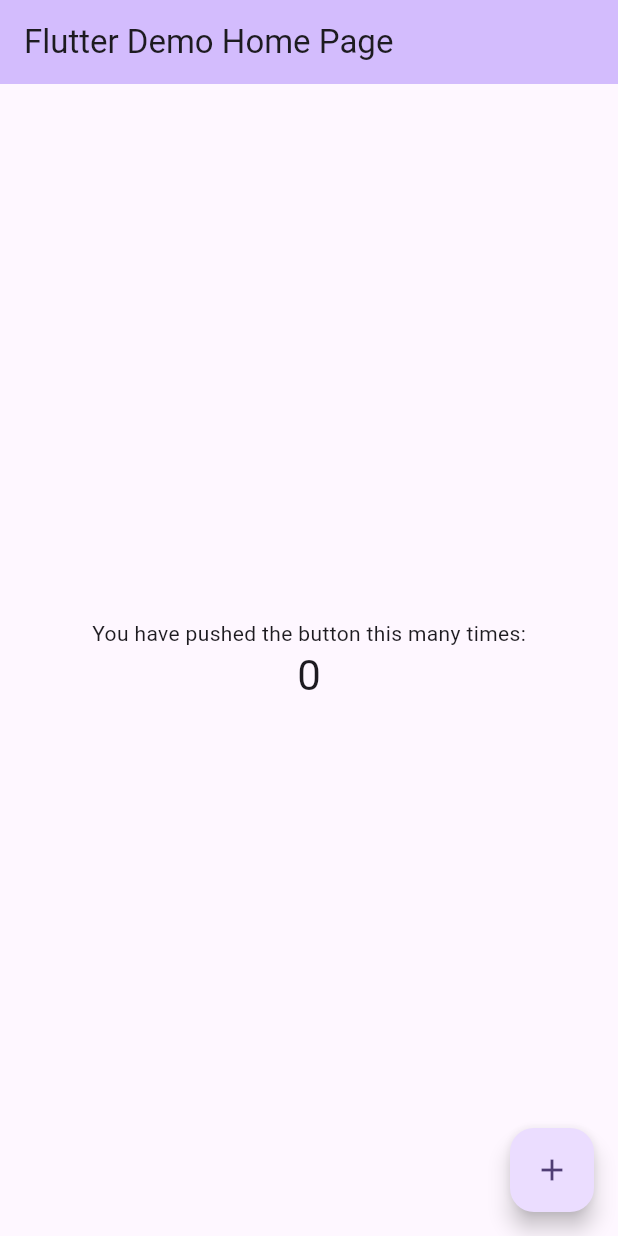
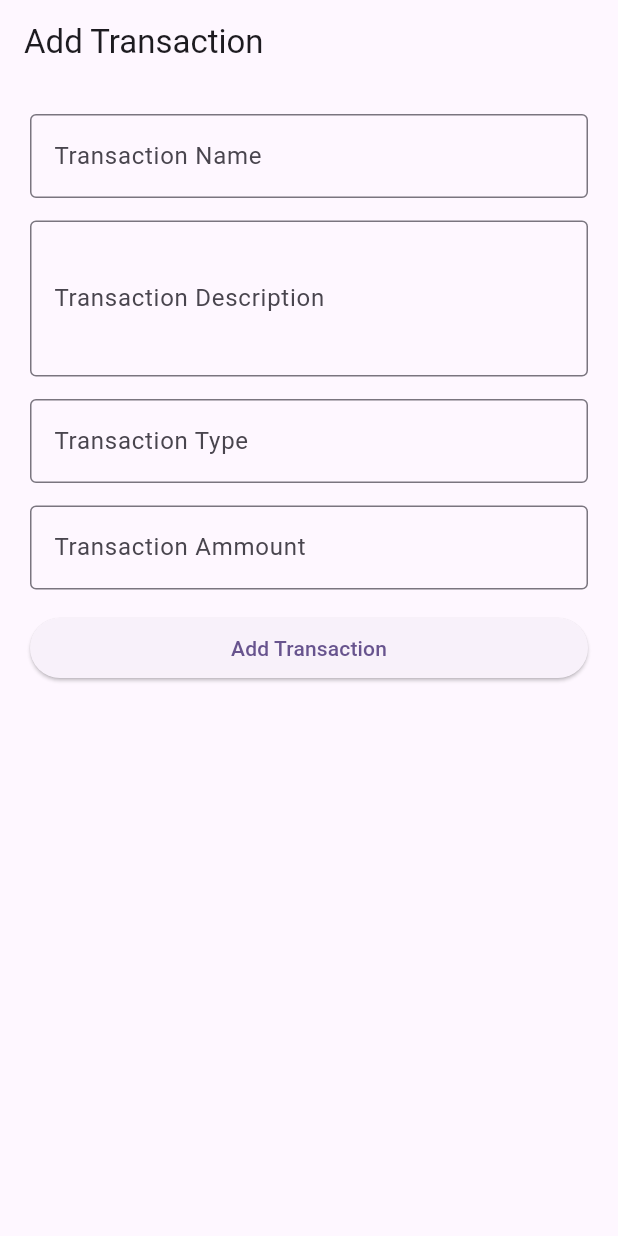
Before and after one commit to Mohammad-Nahid-Islam-Joy/simple_expance_tracker_flutter_assignment_02, a Flutter app: the screen it shows after launch, on a phone screen of 412 x 824 dp. Run offline on Flutter 3.47's test engine with Material 3 defaults, Android fonts, the phone set to English and light mode, and no system bars; our stand-ins replace material_ui.

Commit message:
Added Transaction Entry Form and Model

```diff
--- a/lib/main.dart
+++ b/lib/main.dart
@@ -1,3 +1,4 @@
+import 'package:expance_tracker/pages/add_transaction_page.dart';
 import 'package:material_ui/material_ui.dart';
 
 void main() {
@@ -7,116 +8,12 @@ void main() {
 class MyApp extends StatelessWidget {
   const MyApp({super.key});
 
-  // This widget is the root of your application.
   @override
   Widget build(BuildContext context) {
     return MaterialApp(
       title: 'Flutter Demo',
-      theme: ThemeData(
-        // This is the theme of your application.
-        //
-        // TRY THIS: Try running your application with "flutter run". You'll see
-        // the application has a purple toolbar. Then, without quitting the app,
-        // try changing the seedColor in the colorScheme below to Colors.green
-        // and then invoke "hot reload" (save your changes or press the "hot
-        // reload" button in a Flutter-supported IDE, or press "r" if you used
-        // the command line to start the app).
-        //
-        // Notice that the counter didn't reset back to zero; the application
-        // state is not lost during the reload. To reset the state, use hot
-        // restart instead.
-        //
-        // This works for code too, not just values: Most code changes can be
-        // tested with just a hot reload.
-        colorScheme: .fromSeed(seedColor: Colors.deepPurple),
-      ),
-      home: const MyHomePage(title: 'Flutter Demo Home Page'),
+      theme: ThemeData(colorScheme: .fromSeed(seedColor: Colors.deepPurple)),
+      home: const AddTransactionPage(),
     );
   }
 }
-
-class MyHomePage extends StatefulWidget {
-  const MyHomePage({super.key, required this.title});
-
-  // This widget is the home page of your application. It is stateful, meaning
-  // that it has a State object (defined below) that contains fields that affect
-  // how it looks.
-
-  // This class is the configuration for the state. It holds the values (in this
-  // case the title) provided by the parent (in this case the App widget) and
-  // used by the build method of the State. Fields in a Widget subclass are
-  // always marked "final".
-
-  final String title;
-
-  @override
-  State<MyHomePage> createState() => _MyHomePageState();
-}
-
-class _MyHomePageState extends State<MyHomePage> {
-  int _counter = 0;
-
-  void _incrementCounter() {
-    setState(() {
-      // This call to setState tells the Flutter framework that something has
-      // changed in this State, which causes it to rerun the build method below
-      // so that the display can reflect the updated values. If we changed
-      // _counter without calling setState(), then the build method would not be
-      // called again, and so nothing would appear to happen.
-      _counter++;
-    });
-  }
-
-  @override
-  Widget build(BuildContext context) {
-    // This method is rerun every time setState is called, for instance as done
-    // by the _incrementCounter method above.
-    //
-    // The Flutter framework has been optimized to make rerunning build methods
-    // fast, so that you can just rebuild anything that needs updating rather
-    // than having to individually change instances of widgets.
-    return Scaffold(
-      appBar: AppBar(
-        // TRY THIS: Try changing the color here to a specific color (to
-        // Colors.amber, perhaps?) and trigger a hot reload to see the AppBar
-        // change color while the other colors stay the same.
-        backgroundColor: Theme.of(context).colorScheme.inversePrimary,
-        // Here we take the value from the MyHomePage object that was created by
-        // the App.build method, and use it to set our appbar title.
-        title: Text(widget.title),
-      ),
-      body: Center(
-        // Center is a layout widget. It takes a single child and positions it
-        // in the middle of the parent.
-        child: Column(
-          // Column is also a layout widget. It takes a list of children and
-          // arranges them vertically. By default, it sizes itself to fit its
-          // children horizontally, and tries to be as tall as its parent.
-          //
-          // Column has various properties to control how it sizes itself and
-          // how it positions its children. Here we use mainAxisAlignment to
-          // center the children vertically; the main axis here is the vertical
-          // axis because Columns are vertical (the cross axis would be
-          // horizontal).
-          //
-          // TRY THIS: Invoke "debug painting" (choose the "Toggle Debug Paint"
-          // action in the IDE, or press "p" in the console), to see the
-          // wireframe for each widget.
-          mainAxisAlignment: .center,
-          children: [
-            const Text('You have pushed the button this many times:'),
-            Text(
-              '$_counter',
-              style: Theme.of(context).textTheme.headlineMedium,
-            ),
-          ],
-        ),
-      ),
-      floatingActionButton: FloatingActionButton(
-        onPressed: _incrementCounter,
-        tooltip: 'Increment',
-        child: const Icon(Icons.add),
-      ),
-    );
-  }
-}
--- /dev/null
+++ b/lib/models/transaction_entry.dart
@@ -0,0 +1,15 @@
+class TransactionEntry {
+  final String name;
+  final String description;
+  final String type;
+  final double amount;
+  final DateTime time;
+
+  TransactionEntry({
+    required this.name,
+    required this.description,
+    required this.type,
+    required this.amount,
+    required this.time,
+  });
+}
--- /dev/null
+++ b/lib/pages/add_transaction_page.dart
@@ -0,0 +1,95 @@
+import 'package:expance_tracker/models/transaction_entry.dart';
+import 'package:expance_tracker/widget/app_textfield.dart';
+import 'package:material_ui/material_ui.dart';
+
+class AddTransactionPage extends StatefulWidget {
+  const AddTransactionPage({super.key});
+
+  @override
+  State<AddTransactionPage> createState() => _AddTransactionPageState();
+}
+
+class _AddTransactionPageState extends State<AddTransactionPage> {
+  final _formKey = GlobalKey<FormState>();
+  final _nameTEController = TextEditingController();
+  final _descriptionTEController = TextEditingController();
+  final _typeTEController = TextEditingController();
+  final _amountTEController = TextEditingController();
+
+  void _addTransaction() {
+    if (!_formKey.currentState!.validate()) {
+      return;
+    }
+
+    final amount = double.tryParse(_amountTEController.text.trim());
+
+    if (amount == null || amount <= 0) {
+      ScaffoldMessenger.of(context)
+          .showSnackBar(const SnackBar(content: Text("Enter a Valid Amount")));
+    }
+
+    final transaction = TransactionEntry(
+      name: _nameTEController.text.trim(),
+      description: _descriptionTEController.text.trim(),
+      type: _typeTEController.text.trim(),
+      amount: amount!,
+      time: DateTime.now(),
+    );
+
+    Navigator.pop(context, transaction);
+  }
+
+  @override
+  Widget build(BuildContext context) {
+    return Scaffold(
+      appBar: AppBar(title: const Text("Add Transaction")),
+      body: SingleChildScrollView(
+        padding: const EdgeInsets.all(20),
+        child: Form(
+          key: _formKey,
+          child: Column(
+            children: [
+              AppTextfield(
+                controller: _nameTEController,
+                label: "Transaction Name",
+              ),
+
+              const SizedBox(height: 15),
+
+              AppTextfield(
+                controller: _descriptionTEController,
+                label: "Transaction Description",
+                maxLines: 3,
+              ),
+
+              const SizedBox(height: 15),
+
+              AppTextfield(
+                controller: _typeTEController,
+                label: "Transaction Type",
+              ),
+
+              const SizedBox(height: 15),
+
+              AppTextfield(
+                controller: _amountTEController,
+                label: "Transaction Ammount",
+                keyboardType: TextInputType.numberWithOptions(),
+              ),
+
+              const SizedBox(height: 15),
+
+              SizedBox(
+                width: double.infinity,
+                child: ElevatedButton(
+                  onPressed: _addTransaction,
+                  child: const Text("Add Transaction"),
+                ),
+              ),
+            ],
+          ),
+        ),
+      ),
+    );
+  }
+}
--- /dev/null
+++ b/lib/widget/app_textfield.dart
@@ -0,0 +1,35 @@
+import 'package:material_ui/material_ui.dart';
+
+class AppTextfield extends StatelessWidget {
+  final TextEditingController controller;
+  final TextInputType keyboardType;
+  final int maxLines;
+  final String label;
+
+  const AppTextfield({
+    super.key,
+    required this.controller,
+    this.keyboardType = TextInputType.text,
+    this.maxLines = 1,
+    required this.label,
+  });
+
+  @override
+  Widget build(BuildContext context) {
+    return TextFormField(
+      controller: controller,
+      keyboardType: keyboardType,
+      maxLines: maxLines,
+      decoration: InputDecoration(
+        labelText: label,
+        border: OutlineInputBorder(),
+      ),
+      validator: (value) {
+        if (value == null || value.trim().isEmpty) {
+          return '$label is missing';
+        }
+        return null;
+      },
+    );
+  }
+}
```
